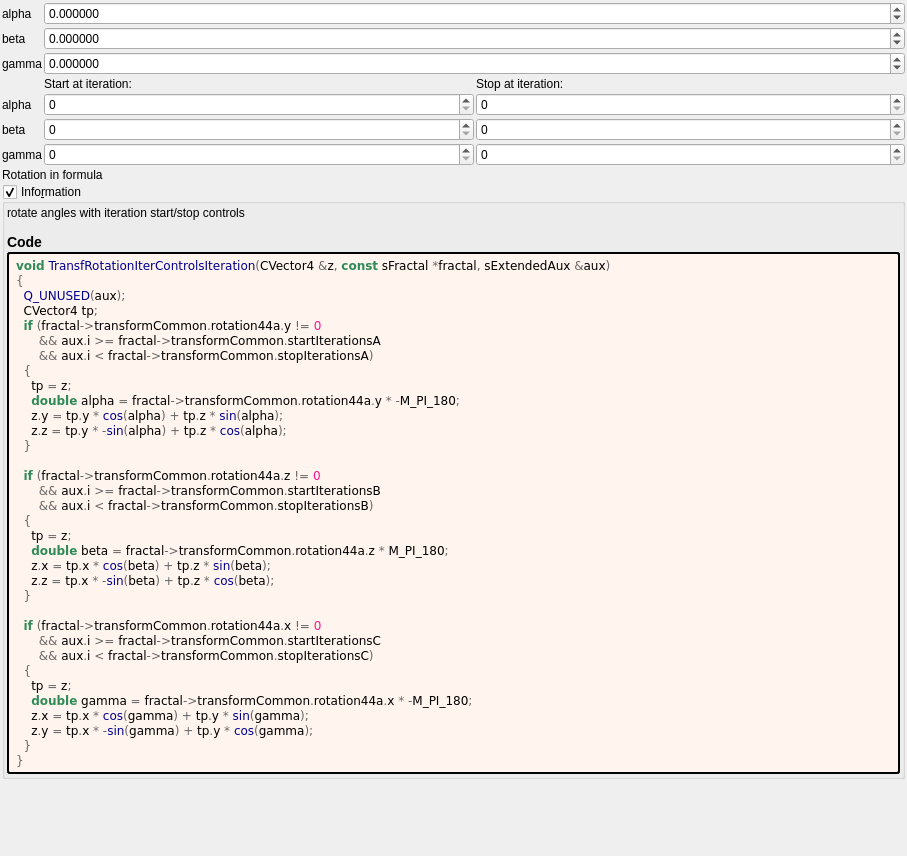
Above: mandelbulber2/formula/ui/transf_rotation_iter_controls.ui from buddhi1980/mandelbulber2 before the change. Below: the same form after it.
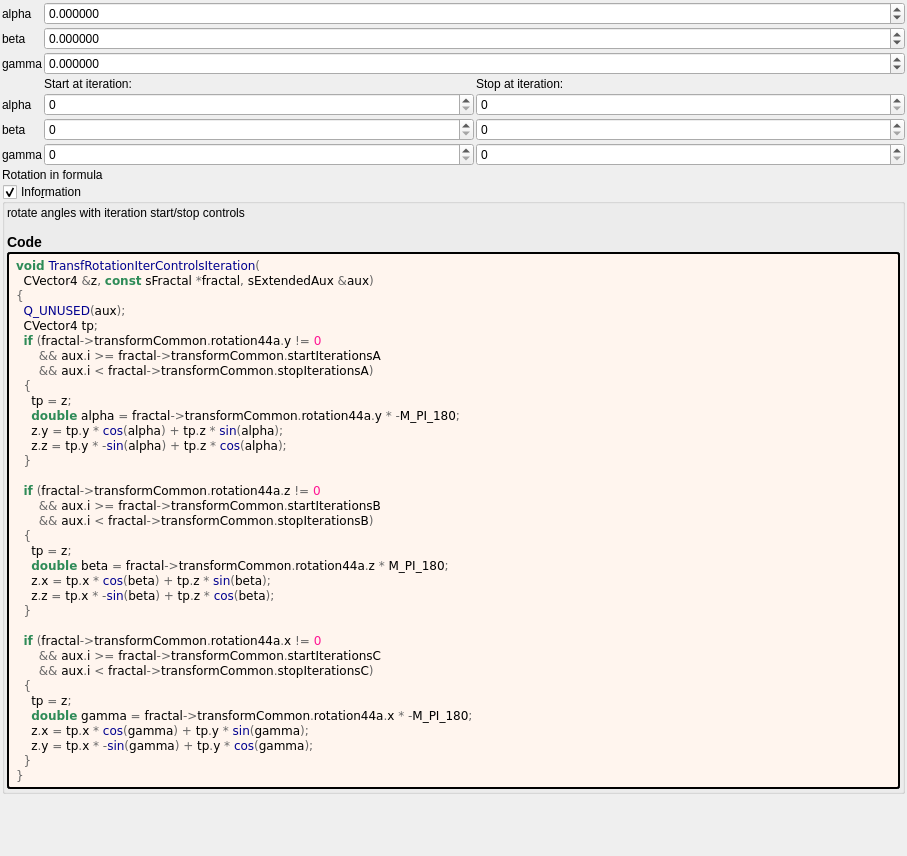
That is the form after the change. Custom widgets are drawn as their Qt base class.

Patch:
```diff
--- a/mandelbulber2/formula/ui/transf_rotation_iter_controls.ui
+++ b/mandelbulber2/formula/ui/transf_rotation_iter_controls.ui
@@ -317,7 +317,8 @@
         </property>
         <property name="text">
          <string notr="true">&lt;body style=&quot;background-color:#fff5ee&quot;&gt;
-&lt;pre style=&quot;color:#000000; background-color:#fff5ee;  font-family:'Courier New',monospace;&quot;&gt;&lt;span style=&quot;color:#2e8b57; font-weight:bold&quot;&gt;void&lt;/span&gt; &lt;span style=&quot;color:#00008f&quot;&gt;TransfRotationIterControlsIteration&lt;/span&gt;&lt;span style=&quot;color:#676767&quot;&gt;(&lt;/span&gt;CVector4 &lt;span style=&quot;color:#676767&quot;&gt;&amp;amp;&lt;/span&gt;z&lt;span style=&quot;color:#676767&quot;&gt;,&lt;/span&gt; &lt;span style=&quot;color:#2e8b57; font-weight:bold&quot;&gt;const&lt;/span&gt; sFractal &lt;span style=&quot;color:#676767&quot;&gt;*&lt;/span&gt;fractal&lt;span style=&quot;color:#676767&quot;&gt;,&lt;/span&gt; sExtendedAux &lt;span style=&quot;color:#676767&quot;&gt;&amp;amp;&lt;/span&gt;aux&lt;span style=&quot;color:#676767&quot;&gt;)&lt;/span&gt;
+&lt;pre style=&quot;color:#000000; background-color:#fff5ee;  font-family:'Courier New',monospace;&quot;&gt;&lt;span style=&quot;color:#2e8b57; font-weight:bold&quot;&gt;void&lt;/span&gt; &lt;span style=&quot;color:#00008f&quot;&gt;TransfRotationIterControlsIteration&lt;/span&gt;&lt;span style=&quot;color:#676767&quot;&gt;(&lt;/span&gt;
+  CVector4 &lt;span style=&quot;color:#676767&quot;&gt;&amp;amp;&lt;/span&gt;z&lt;span style=&quot;color:#676767&quot;&gt;,&lt;/span&gt; &lt;span style=&quot;color:#2e8b57; font-weight:bold&quot;&gt;const&lt;/span&gt; sFractal &lt;span style=&quot;color:#676767&quot;&gt;*&lt;/span&gt;fractal&lt;span style=&quot;color:#676767&quot;&gt;,&lt;/span&gt; sExtendedAux &lt;span style=&quot;color:#676767&quot;&gt;&amp;amp;&lt;/span&gt;aux&lt;span style=&quot;color:#676767&quot;&gt;)&lt;/span&gt;
 &lt;span style=&quot;color:#676767&quot;&gt;{&lt;/span&gt;
   &lt;span style=&quot;color:#00008f&quot;&gt;Q_UNUSED&lt;/span&gt;&lt;span style=&quot;color:#676767&quot;&gt;(&lt;/span&gt;aux&lt;span style=&quot;color:#676767&quot;&gt;);&lt;/span&gt;
   CVector4 tp&lt;span style=&quot;color:#676767&quot;&gt;;&lt;/span&gt;
```
